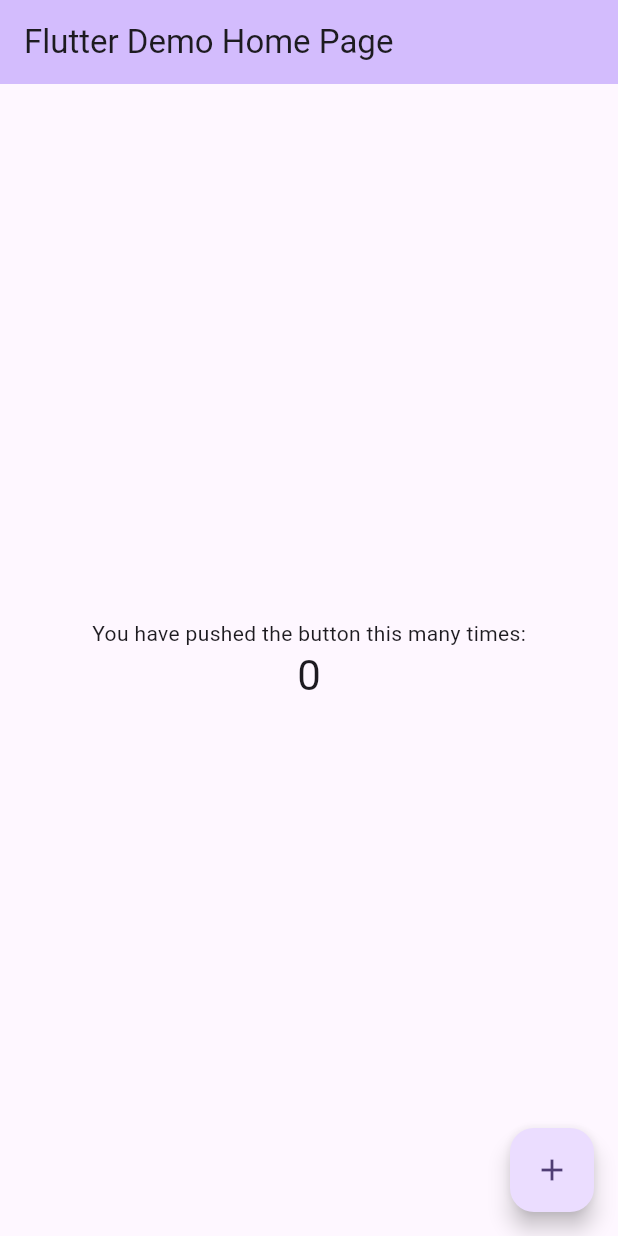
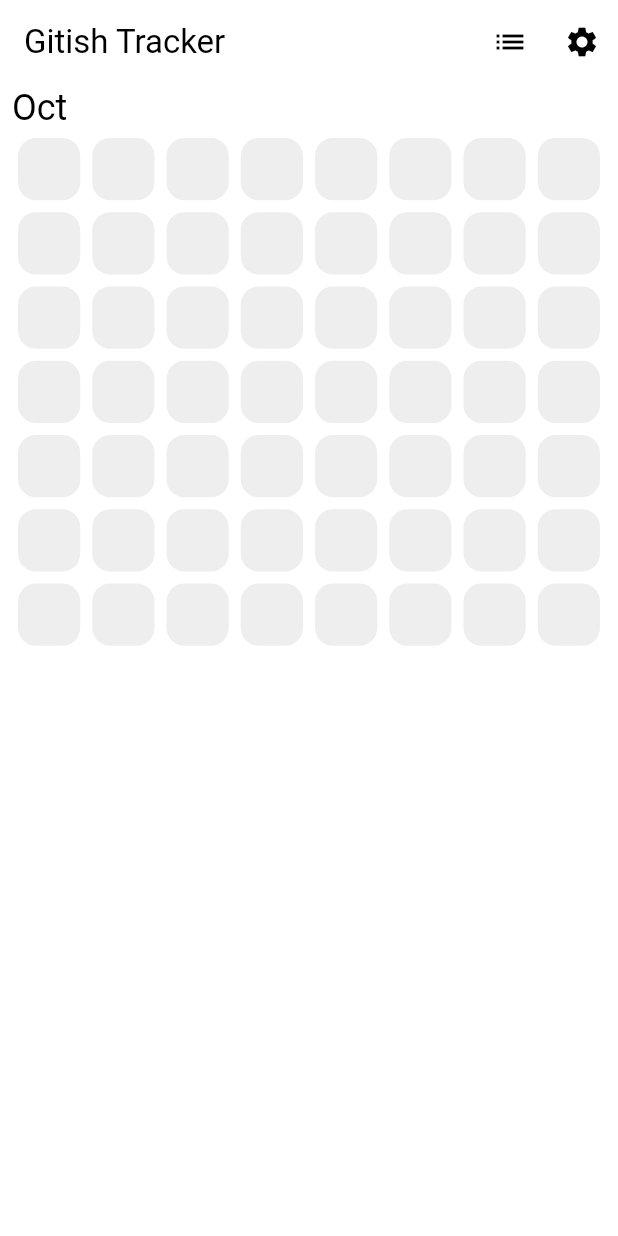
Before and after one commit to yibab/gitish-tracker, a Flutter app: the screen it shows after launch, on a phone screen of 412 x 824 dp. Run offline on Flutter 3.47's test engine with Material 3 defaults, Android fonts, the phone set to English and light mode, and no system bars.

Commit message:
pages v1

```diff
--- /dev/null
+++ b/lib/home_page.dart
@@ -0,0 +1,72 @@
+import 'package:flutter/material.dart';
+import 'package:gitish_tracker/settings_page.dart';
+import 'habits_page.dart';
+
+class MyHomePage extends StatefulWidget {
+  const MyHomePage({super.key, required this.title});
+
+  final String title;
+
+  @override
+  State<MyHomePage> createState() => _MyHomePageState();
+}
+
+class _MyHomePageState extends State<MyHomePage> {
+  @override
+  Widget build(BuildContext context) {
+    return Scaffold(
+      appBar: AppBar(
+        title: Text(widget.title),
+        actions: [
+          IconButton(
+            onPressed: () {
+              Navigator.push(
+                context,
+                MaterialPageRoute(builder: (context) => const HabitsPage()),
+              );
+            },
+            icon: const Icon(Icons.list),
+          ),
+          IconButton(
+            onPressed: () {
+              Navigator.push(
+                context,
+                MaterialPageRoute(builder: (context) => const SettingsPage()),
+              );
+            },
+            icon: const Icon(Icons.settings),
+          ),
+        ],
+      ),
+      body: Padding(
+        padding: const EdgeInsets.symmetric(horizontal: 8.0),
+        child: Column(
+          children: [
+            if (true)
+              Row(
+                children: [
+                  Text(
+                    'Oct',
+                    style: Theme.of(context).textTheme.headlineSmall,
+                  ),
+                ],
+              )
+            else
+              const SizedBox(height: 32.0),
+            Expanded(
+              child: GridView.count(
+                crossAxisCount: 8,
+                children: List.generate(56, (index) {
+                  return Card(
+                    color: Colors.grey[200],
+                    shadowColor: Colors.transparent,
+                  );
+                }),
+              ),
+            ),
+          ],
+        ),
+      ),
+    );
+  }
+}
--- a/lib/main.dart
+++ b/lib/main.dart
@@ -1,4 +1,5 @@
 import 'package:flutter/material.dart';
+import 'home_page.dart';
 
 void main() {
   runApp(const MyApp());
@@ -7,116 +8,32 @@ void main() {
 class MyApp extends StatelessWidget {
   const MyApp({super.key});
 
-  // This widget is the root of your application.
   @override
   Widget build(BuildContext context) {
     return MaterialApp(
-      title: 'Flutter Demo',
+      title: 'Gitish Tracker',
       theme: ThemeData(
-        // This is the theme of your application.
-        //
-        // TRY THIS: Try running your application with "flutter run". You'll see
-        // the application has a purple toolbar. Then, without quitting the app,
-        // try changing the seedColor in the colorScheme below to Colors.green
-        // and then invoke "hot reload" (save your changes or press the "hot
-        // reload" button in a Flutter-supported IDE, or press "r" if you used
-        // the command line to start the app).
-        //
-        // Notice that the counter didn't reset back to zero; the application
-        // state is not lost during the reload. To reset the state, use hot
-        // restart instead.
-        //
-        // This works for code too, not just values: Most code changes can be
-        // tested with just a hot reload.
-        colorScheme: ColorScheme.fromSeed(seedColor: Colors.deepPurple),
+        brightness: Brightness.light,
+        primaryColor: Colors.black,
+        scaffoldBackgroundColor: Colors.white,
+        colorScheme: const ColorScheme.light(
+          primary: Colors.black,
+          onPrimary: Colors.white,
+          secondary: Colors.black,
+          onSecondary: Colors.white,
+          surface: Colors.white,
+          onSurface: Colors.black,
+          background: Colors.white,
+          onBackground: Colors.black,
+          error: Colors.red,
+          onError: Colors.white,
+        ),
+        appBarTheme: const AppBarTheme(
+          backgroundColor: Colors.white,
+          foregroundColor: Colors.black,
+        ),
       ),
-      home: const MyHomePage(title: 'Flutter Demo Home Page'),
+      home: const MyHomePage(title: 'Gitish Tracker'),
     );
   }
 }
-
-class MyHomePage extends StatefulWidget {
-  const MyHomePage({super.key, required this.title});
-
-  // This widget is the home page of your application. It is stateful, meaning
-  // that it has a State object (defined below) that contains fields that affect
-  // how it looks.
-
-  // This class is the configuration for the state. It holds the values (in this
-  // case the title) provided by the parent (in this case the App widget) and
-  // used by the build method of the State. Fields in a Widget subclass are
-  // always marked "final".
-
-  final String title;
-
-  @override
-  State<MyHomePage> createState() => _MyHomePageState();
-}
-
-class _MyHomePageState extends State<MyHomePage> {
-  int _counter = 0;
-
-  void _incrementCounter() {
-    setState(() {
-      // This call to setState tells the Flutter framework that something has
-      // changed in this State, which causes it to rerun the build method below
-      // so that the display can reflect the updated values. If we changed
-      // _counter without calling setState(), then the build method would not be
-      // called again, and so nothing would appear to happen.
-      _counter++;
-    });
-  }
-
-  @override
-  Widget build(BuildContext context) {
-    // This method is rerun every time setState is called, for instance as done
-    // by the _incrementCounter method above.
-    //
-    // The Flutter framework has been optimized to make rerunning build methods
-    // fast, so that you can just rebuild anything that needs updating rather
-    // than having to individually change instances of widgets.
-    return Scaffold(
-      appBar: AppBar(
-        // TRY THIS: Try changing the color here to a specific color (to
-        // Colors.amber, perhaps?) and trigger a hot reload to see the AppBar
-        // change color while the other colors stay the same.
-        backgroundColor: Theme.of(context).colorScheme.inversePrimary,
-        // Here we take the value from the MyHomePage object that was created by
-        // the App.build method, and use it to set our appbar title.
-        title: Text(widget.title),
-      ),
-      body: Center(
-        // Center is a layout widget. It takes a single child and positions it
-        // in the middle of the parent.
-        child: Column(
-          // Column is also a layout widget. It takes a list of children and
-          // arranges them vertically. By default, it sizes itself to fit its
-          // children horizontally, and tries to be as tall as its parent.
-          //
-          // Column has various properties to control how it sizes itself and
-          // how it positions its children. Here we use mainAxisAlignment to
-          // center the children vertically; the main axis here is the vertical
-          // axis because Columns are vertical (the cross axis would be
-          // horizontal).
-          //
-          // TRY THIS: Invoke "debug painting" (choose the "Toggle Debug Paint"
-          // action in the IDE, or press "p" in the console), to see the
-          // wireframe for each widget.
-          mainAxisAlignment: MainAxisAlignment.center,
-          children: <Widget>[
-            const Text('You have pushed the button this many times:'),
-            Text(
-              '$_counter',
-              style: Theme.of(context).textTheme.headlineMedium,
-            ),
-          ],
-        ),
-      ),
-      floatingActionButton: FloatingActionButton(
-        onPressed: _incrementCounter,
-        tooltip: 'Increment',
-        child: const Icon(Icons.add),
-      ), // This trailing comma makes auto-formatting nicer for build methods.
-    );
-  }
-}
```
Also changed, not shown: lib/habits_page.dart (added, +79 -0 lines), lib/settings_page.dart (added, +17 -0 lines).
